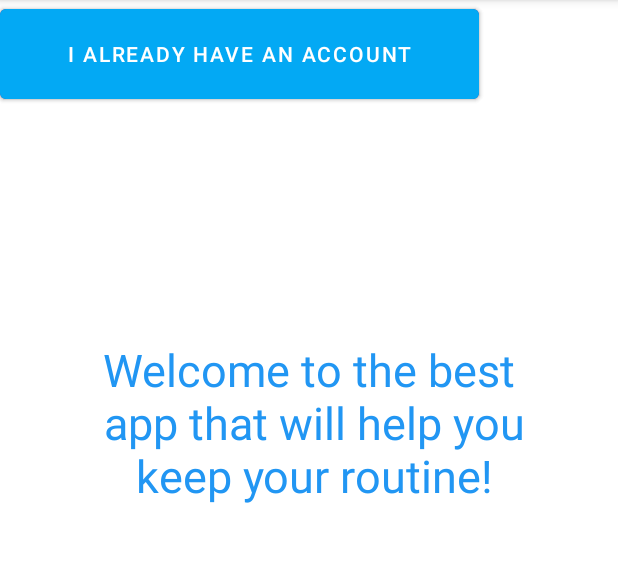
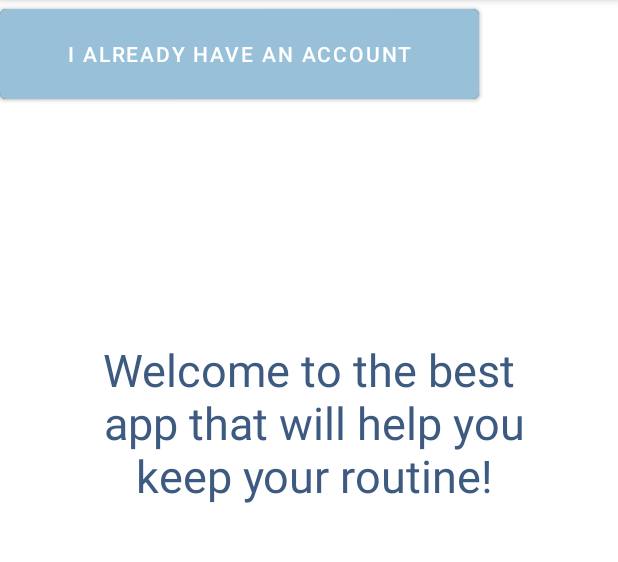
Before and after one commit to ShaniId/PassIt, an Android app: the screen it shows after launch (MainActivity), on a phone screen of 412 x 824 dp, the part 84-646 px from its top. Run offline under Robolectric (Android 15) with nearby library versions, the phone set to English and light mode, and no system bars.

Commit message:
changed colors

```diff
--- a/app/src/main/res/layout/activity_main.xml
+++ b/app/src/main/res/layout/activity_main.xml
@@ -9,10 +9,10 @@
     <TextView
         android:layout_width="319dp"
         android:layout_height="174dp"
+        android:gravity="center"
         android:text="Welcome to the best\n app that will help you\n keep your routine!"
-        android:textColor="#2196F3"
+        android:textColor="#3D5A80"
         android:textSize="30sp"
-        android:gravity="center"
         app:layout_constraintBottom_toBottomOf="parent"
         app:layout_constraintHorizontal_bias="0.498"
         app:layout_constraintLeft_toLeftOf="parent"
@@ -25,7 +25,7 @@
         android:layout_width="319dp"
         android:layout_height="72dp"
         android:text="Get Started"
-        app:backgroundTint="#3F51B5"
+        app:backgroundTint="#3D5A80"
         tools:layout_editor_absoluteX="42dp"
         tools:layout_editor_absoluteY="506dp" />
 
@@ -34,7 +34,7 @@
         android:layout_width="319dp"
         android:layout_height="72dp"
         android:text="I Already have an Account"
-        app:backgroundTint="#03A9F4"
+        app:backgroundTint="#98C1D9"
         tools:layout_editor_absoluteX="42dp"
         tools:layout_editor_absoluteY="608dp" />
 
```
Also changed, not shown: 1 other file.
